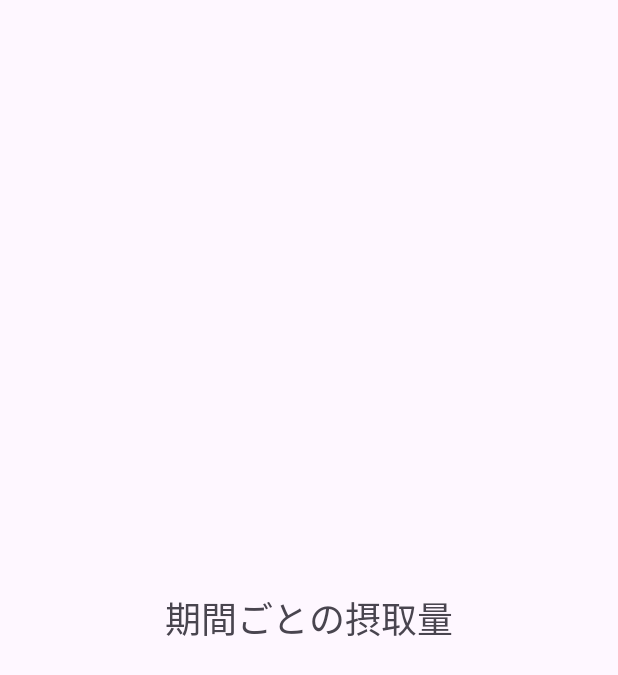
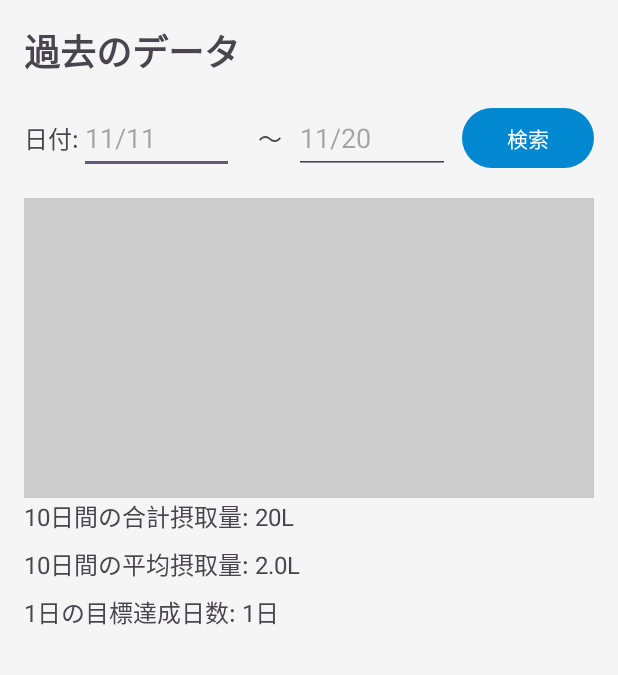
Before and after one commit to yamashita1001/J18_TeamProject, an Android app: the IntakeActivity screen opened directly, with no data from a screen before it, on a phone screen of 412 x 824 dp. Shown: the top 675 px of the screen. Run offline under Robolectric (Android 15) with nearby library versions, the phone set to English and light mode, and no system bars.

Commit message:
初回身体情報、過去の水分摂取情報デザインのみ

```diff
--- a/app/src/main/AndroidManifest.xml
+++ b/app/src/main/AndroidManifest.xml
@@ -45,6 +45,9 @@
 
         <!-- SettingsActivityの定義 -->
         <activity android:name=".SettingsActivity"/>
+
+        <!-- SettingsActivityの定義 -->
+        <activity android:name=".BodyInfoActivity"/>
     </application>
 
 </manifest>
--- a/app/src/main/res/layout/activity_intake.xml
+++ b/app/src/main/res/layout/activity_intake.xml
@@ -1,14 +1,102 @@
 <?xml version="1.0" encoding="utf-8"?>
-<LinearLayout
+<ScrollView
     xmlns:android="http://schemas.android.com/apk/res/android"
+    xmlns:tools="http://schemas.android.com/tools"
     android:layout_width="match_parent"
     android:layout_height="match_parent"
-    android:orientation="vertical"
-    android:gravity="center">
+    android:background="#F5F5F5"
+    tools:context=".MainActivity">
 
-    <TextView
-        android:layout_width="wrap_content"
+    <LinearLayout
+        android:layout_width="match_parent"
         android:layout_height="wrap_content"
-        android:text="期間ごとの摂取量"
-        android:textSize="24sp" />
-</LinearLayout>
+        android:orientation="vertical"
+        android:padding="16dp">
+
+        <!-- Title -->
+        <TextView
+            android:layout_width="wrap_content"
+            android:layout_height="wrap_content"
+            android:text="過去のデータ"
+            android:textSize="24sp"
+            android:textStyle="bold"
+            android:paddingBottom="16dp" />
+
+        <!-- Date Selector -->
+        <LinearLayout
+            android:layout_width="match_parent"
+            android:layout_height="wrap_content"
+            android:orientation="horizontal"
+            android:gravity="center_vertical"
+            android:paddingBottom="16dp">
+
+            <TextView
+                android:layout_width="wrap_content"
+                android:layout_height="wrap_content"
+                android:text="日付:"
+                android:textSize="16sp" />
+
+            <EditText
+                android:layout_width="0dp"
+                android:layout_height="wrap_content"
+                android:layout_weight="1"
+                android:hint="11/11"
+                android:inputType="date"
+                android:minHeight="48dp"
+                android:layout_marginEnd="8dp" />
+
+            <TextView
+                android:layout_width="wrap_content"
+                android:layout_height="wrap_content"
+                android:text="～"
+                android:textSize="16sp"
+                android:paddingHorizontal="8dp" />
+
+            <EditText
+                android:layout_width="0dp"
+                android:layout_height="wrap_content"
+                android:layout_weight="1"
+                android:hint="11/20"
+                android:inputType="date"
+                android:minHeight="48dp"
+                android:layout_marginEnd="8dp"/>
+
+            <Button
+                android:layout_width="wrap_content"
+                android:layout_height="wrap_content"
+                android:text="検索" />
+        </LinearLayout>
+
+        <!-- Graph Placeholder -->
+        <ImageView
+            android:layout_width="match_parent"
+            android:layout_height="200dp"
+            android:background="#CCCCCC"
+            android:contentDescription="Graph Placeholder"
+            android:paddingBottom="16dp" />
+
+        <!-- Statistics -->
+        <TextView
+            android:layout_width="wrap_content"
+            android:layout_height="wrap_content"
+            android:text="10日間の合計摂取量: 20L"
+            android:textSize="16sp"
+            android:paddingBottom="8dp" />
+
+        <TextView
+            android:layout_width="wrap_content"
+            android:layout_height="wrap_content"
+            android:text="10日間の平均摂取量: 2.0L"
+            android:textSize="16sp"
+            android:paddingBottom="8dp" />
+
+        <TextView
+            android:layout_width="wrap_content"
+            android:layout_height="wrap_content"
+            android:text="1日の目標達成日数: 1日"
+            android:textSize="16sp" />
+
+
+
+    </LinearLayout>
+</ScrollView>
```
Also changed, not shown: app/src/main/java/com/example/test/BodyInfoActivity.kt (added, +64 -0 lines), app/src/main/java/com/example/test/MainActivity.kt (+1 -1 lines), app/src/main/res/layout/actibity_body_info.xml (added, +70 -0 lines).
